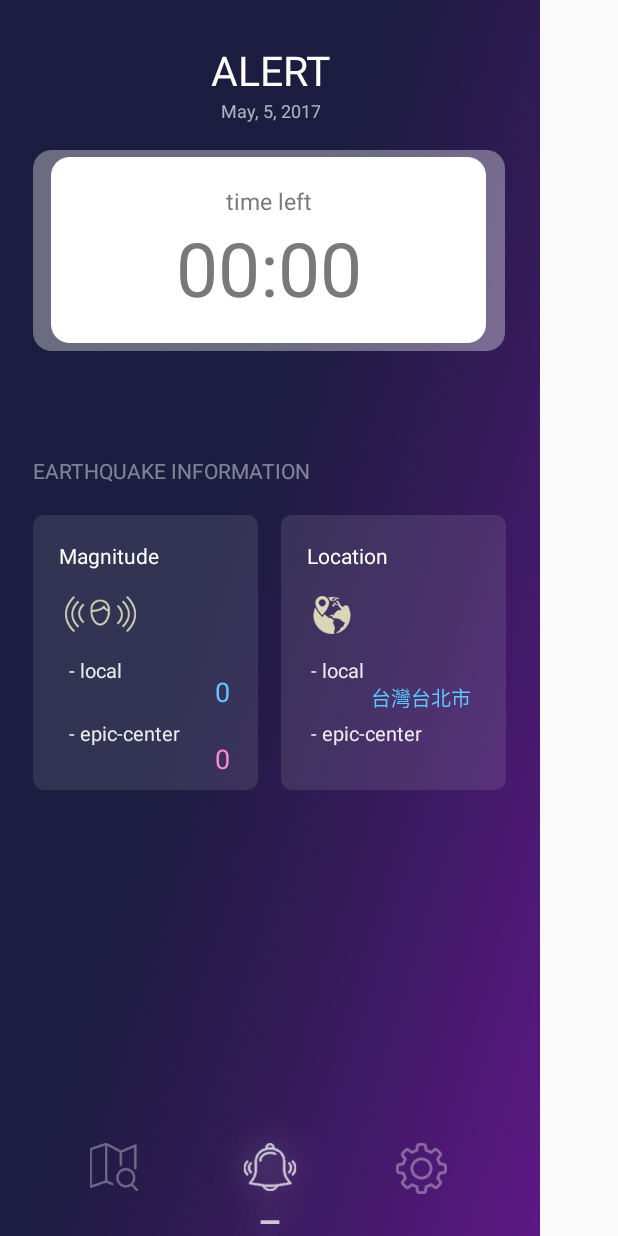
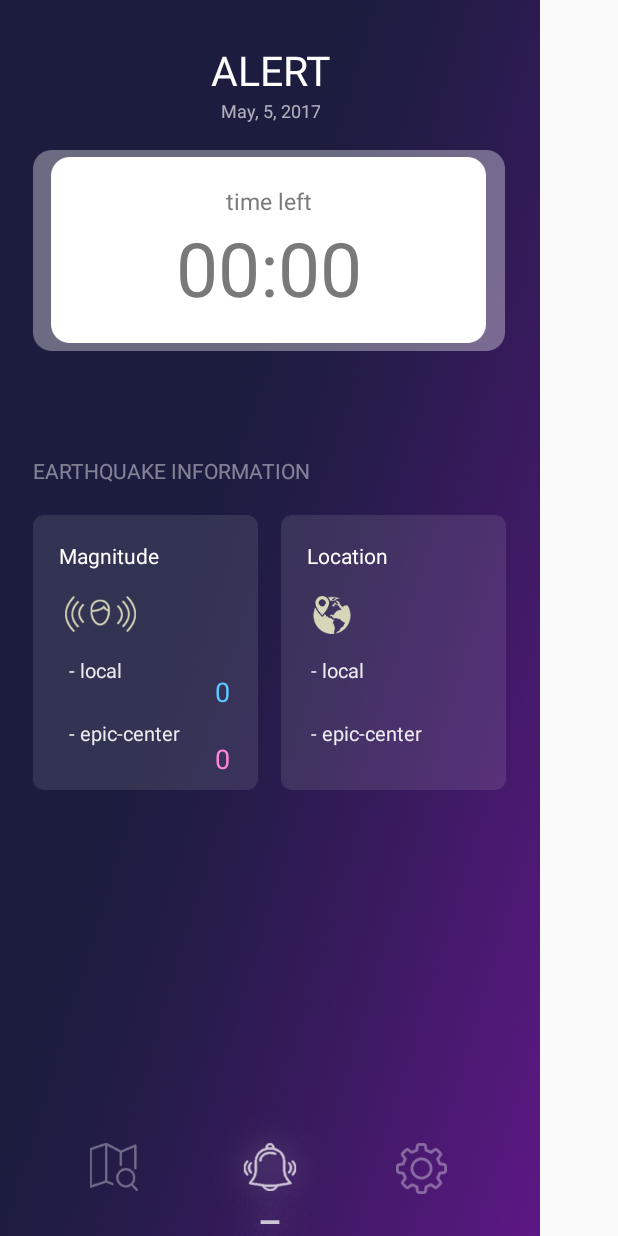
Before and after one commit to kevinyu0506/EarthquakeApp-Android, an Android app: the alert screen opened directly, with no data from a screen before it, on a phone screen of 412 x 824 dp. Run offline under Robolectric (Android 15) with nearby library versions, the phone set to English and light mode, and no system bars; our stand-ins replace Firebase (no records; nobody signed in at launch, a user with empty details on screens opened directly).

```diff
--- a/app/src/main/res/layout/activity_alert.xml
+++ b/app/src/main/res/layout/activity_alert.xml
@@ -239,7 +239,7 @@
                     android:layout_height="wrap_content"
                     android:layout_marginLeft="60dp"
                     android:layout_marginTop="111dp"
-                    android:text="台灣台北市"
+                    android:text=""
                     android:textColor="#5cc8ff"
                     android:textSize="13dp" />
 
@@ -333,12 +333,20 @@
         android:id="@+id/accelerator"
         android:layout_width="wrap_content"
         android:layout_height="wrap_content"
-        android:text=""
         android:textColor="#5cc8ff"
         android:textSize="13dp"
-        android:layout_alignBaseline="@+id/delete"
-        android:layout_alignBottom="@+id/delete"
         android:layout_centerHorizontal="true" />
 
 
+
+    <TextView
+        android:id="@+id/latlon"
+        android:layout_width="wrap_content"
+        android:layout_height="wrap_content"
+        android:textColor="#5cc8ff"
+        android:textSize="13dp"
+        android:layout_alignParentTop="true"
+        android:layout_alignParentStart="true" />
+
+
 </RelativeLayout>
```
Also changed, not shown: app/src/main/java/tw/edu/bpmlab/mis/nccu/earthquakeapp/alert.java (+31 -67 lines).
